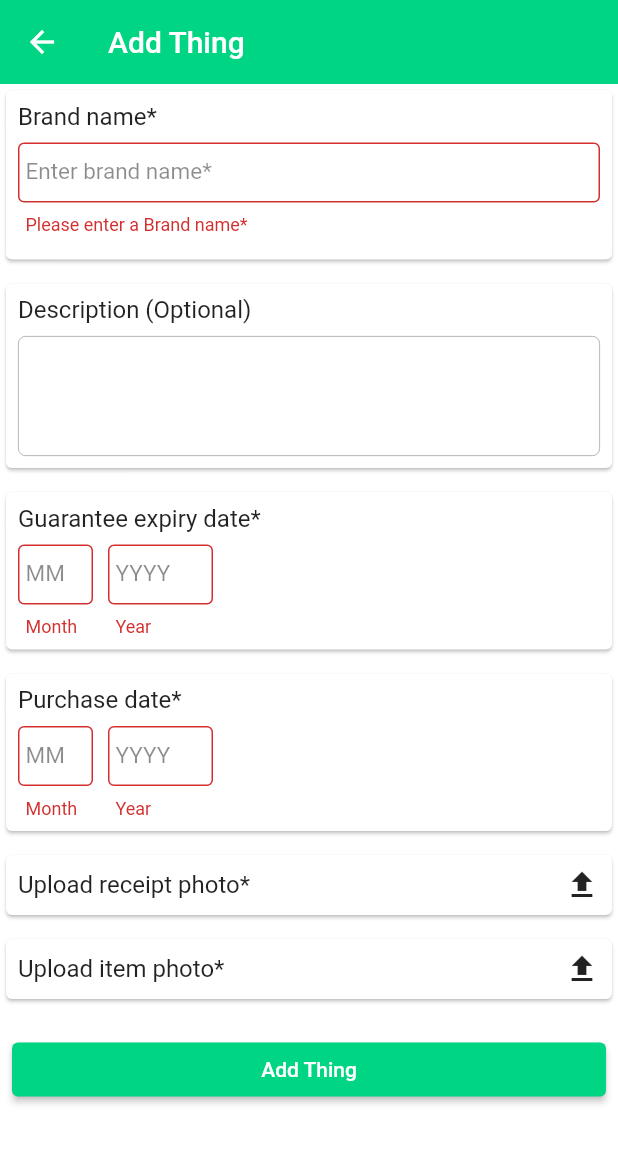
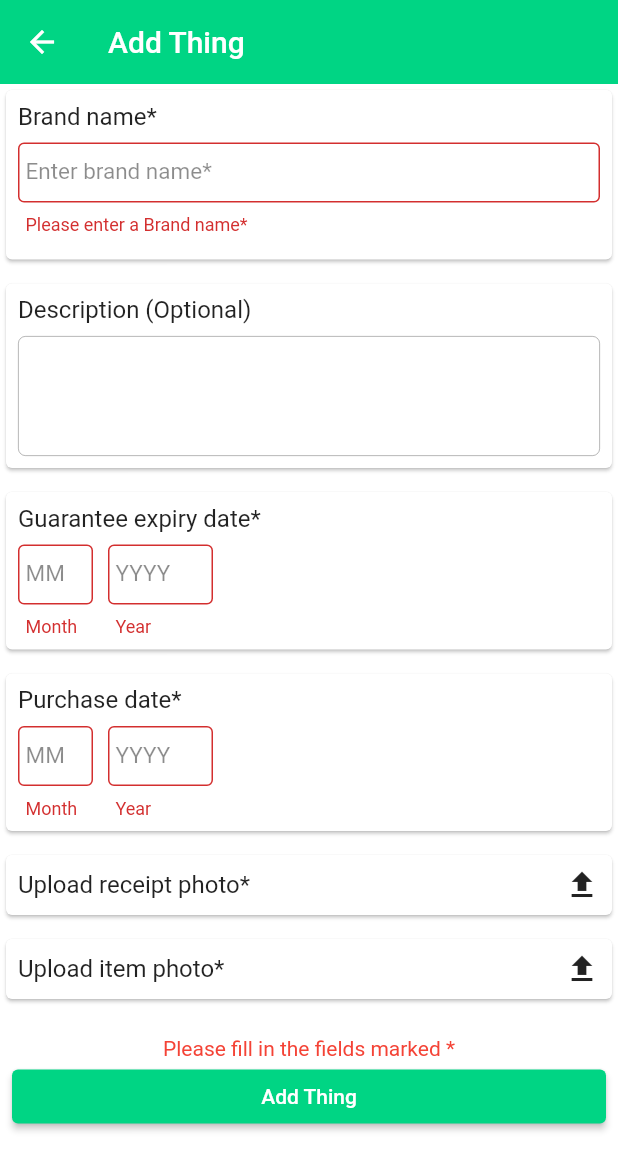
Before and after one commit to KimAloy/My-Things, a Flutter app: the AddThing screen opened directly, after a tap on "Add Thing", on a phone screen of 412 x 824 dp. Shown: the top 1170 px of the screen. Run offline on Flutter 3.47's test engine with Material 2 defaults, Android fonts, the phone set to English and light mode, and no system bars; drawn by our look-alikes of loading_overlay; our stand-ins replace cloud_firestore, dio, email_validator, file_picker, firebase_auth, firebase_core and 3 more; accounts and stored records are empty.

Commit message:
2nd Commit

```diff
--- a/lib/pages/add_thing_page.dart
+++ b/lib/pages/add_thing_page.dart
@@ -32,8 +32,19 @@ class _AddThingState extends State<AddThing> {
   File? receiptPhotoFile;
   File? itemPhotoFile;
   bool loading = false;
-  String? itemPhotoError = '';
-  String? receiptPhotoError = '';
+  bool itemPhotoError = false;
+  bool receiptPhotoError = false;
+  bool generalError = false;
+
+  var currentFocus;
+
+  void unFocus() {
+    currentFocus = FocusScope.of(context);
+
+    if (!currentFocus.hasPrimaryFocus) {
+      currentFocus.unfocus();
+    }
+  }
 
   final _formKey = GlobalKey<FormState>();
   final _firestore = FirebaseFirestore.instance;
@@ -100,13 +111,13 @@ class _AddThingState extends State<AddThing> {
                   },
                   title: 'Upload receipt photo*',
                 ),
-                receiptPhotoError == ''
+                receiptPhotoError == false
                     ? const SizedBox.shrink()
                     : Column(
                         children: [
                           const SizedBox(height: 2.0),
                           Text(
-                            receiptPhotoError!,
+                            'Select a receipt photo',
                             style: TextStyle(color: Colors.red, fontSize: 14),
                           ),
                         ],
@@ -121,18 +132,29 @@ class _AddThingState extends State<AddThing> {
                   title: 'Upload item photo*',
                 ),
                 const SizedBox(height: 4.0),
-                itemPhotoError == ''
+                itemPhotoError == false
                     ? const SizedBox.shrink()
                     : Column(
                         children: [
                           const SizedBox(height: 2.0),
                           Text(
-                            itemPhotoError!,
+                            'Select an item photo',
                             style: TextStyle(color: Colors.red, fontSize: 14),
                           ),
                         ],
                       ),
                 SizedBox(height: 15),
+                generalError == false
+                    ? const SizedBox.shrink()
+                    : Column(
+                        children: [
+                          const SizedBox(height: 2.0),
+                          Text(
+                            'Please fill in the fields marked *',
+                            style: TextStyle(color: Colors.red, fontSize: 14),
+                          ),
+                        ],
+                      ),
                 Padding(
                   padding: const EdgeInsets.symmetric(horizontal: 8.0),
                   child: ElevatedButton(
@@ -165,20 +187,22 @@ class _AddThingState extends State<AddThing> {
   }
 
   void addThing() async {
+    unFocus();
     final FirebaseAuth _auth = FirebaseAuth.instance;
     final User? currentUser = _auth.currentUser;
     final isValid = _formKey.currentState!.validate();
     if (!isValid) {
+      setState(() => generalError = true);
       return;
     } else if (receiptPhotoFile == null) {
       setState(() {
-        receiptPhotoError = 'Select a receipt photo';
+        receiptPhotoError = true;
         loading = false;
       });
       return;
     } else if (itemPhotoFile == null) {
       setState(() {
-        itemPhotoError = 'Select an item photo';
+        itemPhotoError = true;
         loading = false;
       });
       return;
--- a/lib/pages/myThing_details_page.dart
+++ b/lib/pages/myThing_details_page.dart
@@ -156,7 +156,7 @@ class _MyThingDetailPageState extends State<MyThingDetailPage> {
                 // tag: widget.ds['itemImage'],
                 child: Image.network(
                   widget.ds['itemImage'],
-                  fit: BoxFit.cover,
+                  fit: BoxFit.contain,
                 ),
               ),
             ),
--- a/lib/widgets/brand_name.dart
+++ b/lib/widgets/brand_name.dart
@@ -20,7 +20,8 @@ class BrandName extends StatelessWidget {
           children: [
             Text('Brand name*', style: kCardTitleTextStyle),
             const SizedBox(height: 8),
-            MyTextFormField(
+            MyTextFormFieldCapitalization(
+                capitalization: TextCapitalization.sentences,
                 maxLines: 1,
                 labelText: 'Enter brand name*',
                 controller: controller,
--- a/lib/widgets/my_TextFormField.dart
+++ b/lib/widgets/my_TextFormField.dart
@@ -110,3 +110,62 @@ class MyTextFormFieldOnChanged extends StatelessWidget {
     );
   }
 }
+
+class MyTextFormFieldCapitalization extends StatelessWidget {
+  const MyTextFormFieldCapitalization({
+    Key? key,
+    required this.validator,
+    required this.capitalization,
+    this.onChanged,
+    this.labelText,
+    required this.controller,
+    this.inputFormatters,
+    this.keyboardType,
+    this.maxLines,
+    // this.maxLength,
+  }) : super(key: key);
+  // final int? maxLength;
+  final Function? validator;
+  final Function? onChanged;
+  final String? labelText;
+  final TextEditingController controller;
+  final inputFormatters;
+  final TextInputType? keyboardType;
+  final maxLines;
+  final TextCapitalization capitalization;
+  @override
+  Widget build(BuildContext context) {
+    return TextFormField(
+      textCapitalization: capitalization,
+      // maxLength: maxLength,
+      maxLines: maxLines,
+      onChanged: onChanged as void Function(String)?,
+      keyboardType: keyboardType,
+      controller: controller,
+      cursorColor: kAppGreen,
+      style: TextStyle(fontSize: 15),
+      decoration: InputDecoration(
+        filled: true,
+        fillColor: Colors.white,
+        labelText: labelText,
+        contentPadding: EdgeInsets.fromLTRB(5, 11, 5, 11),
+        isDense: true,
+        labelStyle: TextStyle(color: Colors.black45),
+        border: OutlineInputBorder(borderSide: BorderSide(width: 0.5)),
+        enabledBorder: OutlineInputBorder(
+          borderRadius: BorderRadius.circular(5),
+          borderSide: const BorderSide(
+            color: Colors.black38,
+            width: 0.5,
+          ),
+        ),
+        focusedBorder: OutlineInputBorder(
+          borderSide: BorderSide(color: kAppGreen),
+        ),
+      ),
+      inputFormatters: inputFormatters,
+      validator: validator as String? Function(String?)?,
+      // onChanged: onChanged,
+    );
+  }
+}
```
Also changed, not shown: lib/pages/edit_myThing_page.dart (+27 -2 lines), lib/pages/myThings_page.dart (+0 -8 lines), lib/pages/reset_password_page.dart (+6 -9 lines), lib/widgets/myThing_card.dart (+3 -22 lines), 16 other files.
